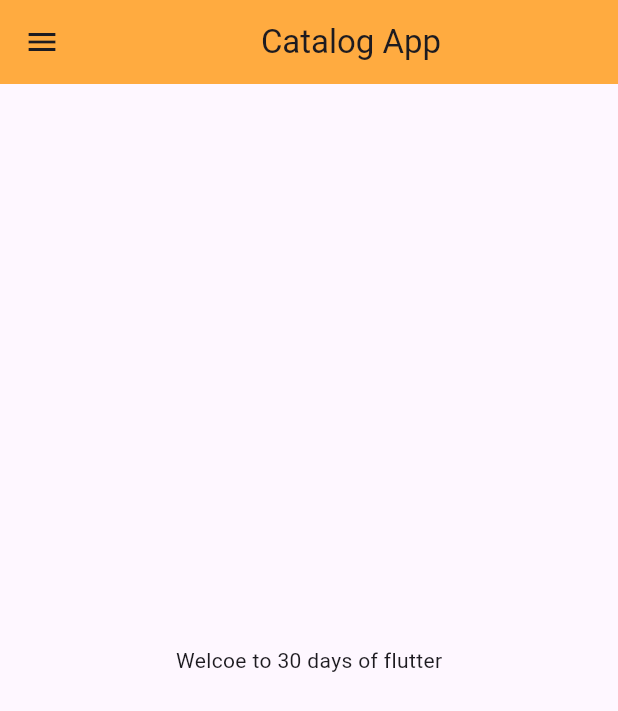
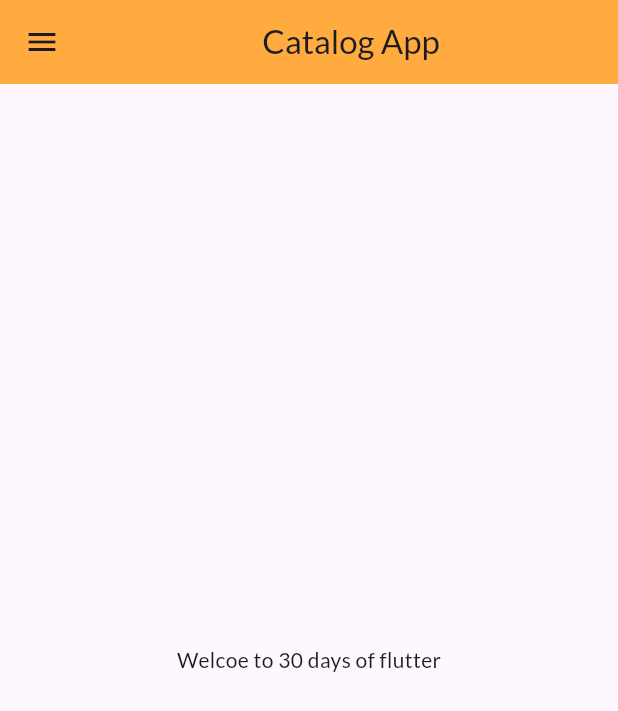
Before and after one commit to mathur750/Catalog_App, a Flutter app: the screen it shows after launch, on a phone screen of 412 x 824 dp. Shown: the top 711 px of the screen. Run offline on Flutter 3.47's test engine with Material 3 defaults, Android fonts, the phone set to English and light mode, and no system bars; our stand-ins replace google_fonts.

Commit message:
day-8 commit

```diff
--- a/lib/main.dart
+++ b/lib/main.dart
@@ -15,7 +15,7 @@ class MyApp extends StatelessWidget {
       themeMode: ThemeMode.light,
       theme: ThemeData(
         primaryColor: Colors.blueAccent,
-        // fontFamily: GoogleFonts.lato(),
+        fontFamily: GoogleFonts.lato().fontFamily,
         primaryTextTheme: GoogleFonts.latoTextTheme(),
       ),
       initialRoute: MyRoutes.homeRoute,
```
Also changed, not shown: lib/widgets/drawer.dart (+6 -3 lines).
